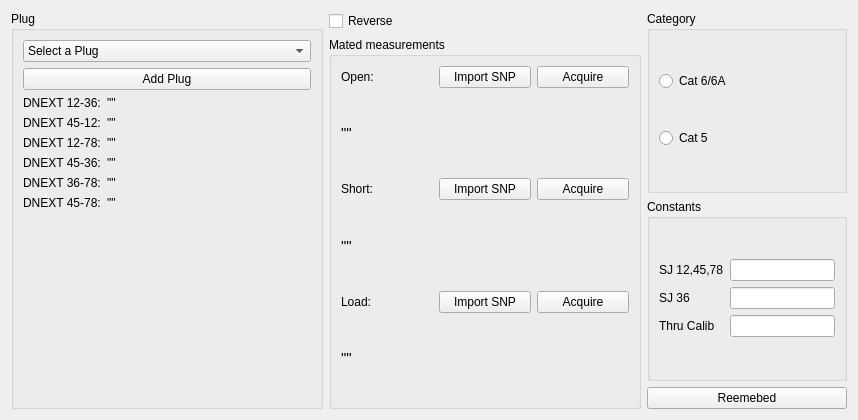
Above: UIs/embedWidget.ui from Belden-Montreal/SNP-Cable-Analyser before the change. Below: the same form after it.
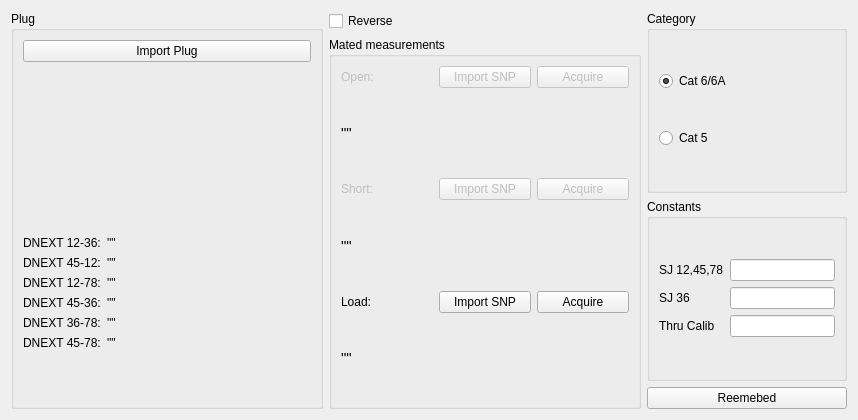
That is the form after the change.

```diff
--- a/UIs/embedWidget.ui
+++ b/UIs/embedWidget.ui
@@ -23,18 +23,16 @@
        </property>
        <layout class="QVBoxLayout" name="verticalLayout">
         <item>
-         <widget class="QComboBox" name="plugList">
-          <item>
-           <property name="text">
-            <string>Select a Plug</string>
-           </property>
-          </item>
+         <widget class="QPushButton" name="importPlug">
+          <property name="text">
+           <string>Import Plug</string>
+          </property>
          </widget>
         </item>
         <item>
-         <widget class="QPushButton" name="addPlug">
+         <widget class="QLabel" name="plugLabel">
           <property name="text">
-           <string>Add Plug</string>
+           <string/>
           </property>
          </widget>
         </item>
@@ -156,6 +154,9 @@
            <layout class="QHBoxLayout" name="horizontalLayout_5">
             <item>
              <widget class="QLabel" name="openLabel">
+              <property name="enabled">
+               <bool>false</bool>
+              </property>
               <property name="text">
                <string>Open:</string>
               </property>
@@ -163,6 +164,9 @@
             </item>
             <item>
              <widget class="QPushButton" name="importOpen">
+              <property name="enabled">
+               <bool>false</bool>
+              </property>
               <property name="text">
                <string>Import SNP</string>
               </property>
@@ -170,6 +174,9 @@
             </item>
             <item>
              <widget class="QPushButton" name="acquireOpen">
+              <property name="enabled">
+               <bool>false</bool>
+              </property>
               <property name="text">
                <string>Acquire</string>
               </property>
@@ -193,6 +200,9 @@
            <layout class="QHBoxLayout" name="horizontalLayout_6">
             <item>
              <widget class="QLabel" name="shortLabel">
+              <property name="enabled">
+               <bool>false</bool>
+              </property>
               <property name="text">
                <string>Short:</string>
               </property>
@@ -200,6 +210,9 @@
             </item>
             <item>
              <widget class="QPushButton" name="importShort">
+              <property name="enabled">
+               <bool>false</bool>
+              </property>
               <property name="text">
                <string>Import SNP</string>
               </property>
@@ -207,6 +220,9 @@
             </item>
             <item>
              <widget class="QPushButton" name="acquireShort">
+              <property name="enabled">
+               <bool>false</bool>
+              </property>
               <property name="text">
                <string>Acquire</string>
               </property>
@@ -298,6 +314,9 @@
             <property name="text">
              <string>Cat 6/6A</string>
             </property>
+            <property name="checked">
+             <bool>true</bool>
+            </property>
            </widget>
           </item>
          </layout>
```
